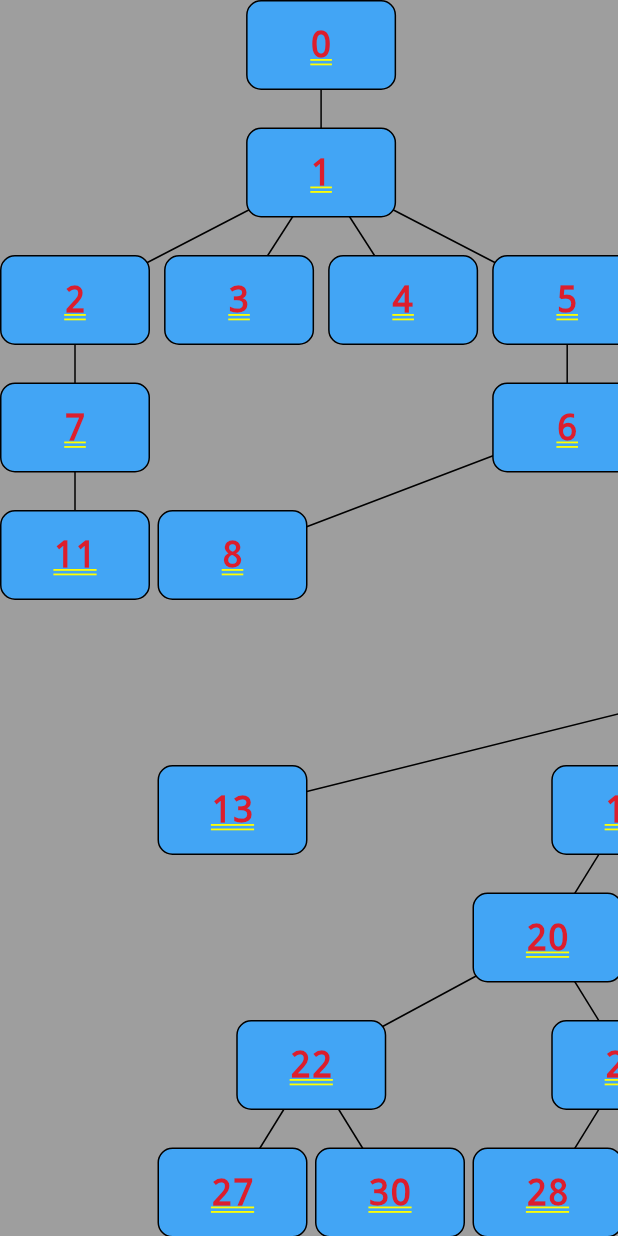
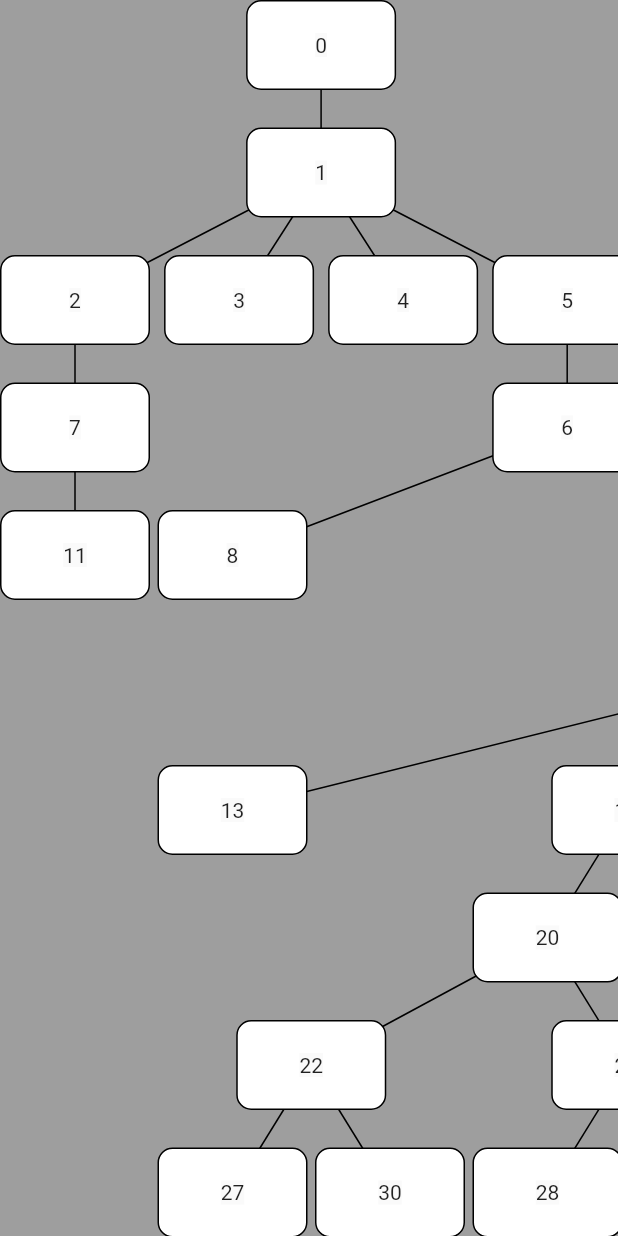
Before and after one commit to teodorov/ploeg_tree_layout, a Flutter app: the screen it shows after launch, on a phone screen of 412 x 824 dp. Run offline on Flutter 3.47's test engine with Material 2 defaults, Android fonts, the phone set to English and light mode, and no system bars.

Commit message:
cleaned the example, added screenshot

```diff
--- a/example/lib/main.dart
+++ b/example/lib/main.dart
@@ -10,22 +10,11 @@ void main() {
 
 class MyApp extends StatelessWidget {
   const MyApp({super.key});
-
-  // This widget is the root of your application.
   @override
   Widget build(BuildContext context) {
     return MaterialApp(
       title: 'Flutter Demo',
       theme: ThemeData(
-        // This is the theme of your application.
-        //
-        // Try running your application with "flutter run". You'll see the
-        // application has a blue toolbar. Then, without quitting the app, try
-        // changing the primarySwatch below to Colors.green and then invoke
-        // "hot reload" (press "r" in the console where you ran "flutter run",
-        // or simply save your changes to "hot reload" in a Flutter IDE).
-        // Notice that the counter didn't reset back to zero; the application
-        // is not restarted.
         primarySwatch: Colors.blue,
       ),
       home: const GraphScene(),
@@ -129,17 +118,12 @@ class NodeWidget extends StatelessWidget {
         width: size.width,
         height: size.height,
         decoration: BoxDecoration(
-          color: Colors.blue[400],
+          color: Colors.white,
           border: Border.all(width: 1),
           shape: BoxShape.rectangle,
           borderRadius: BorderRadius.circular(10),
         ),
-        child: Center(
-          child: Text(
-            '$node',
-            textScaleFactor: 0.5,
-          ),
-        ),
+        child: Center(child: Material(child: Text('$node'))),
       ),
     );
   }
--- a/pubspec.yaml
+++ b/pubspec.yaml
@@ -1,6 +1,6 @@
 name: ploeg_tree_layout
 description: A dart implementation of the Ploeg Non-layerd Tidy Tree Layout.
-version: 1.0.1
+version: 1.0.2
 homepage: https://github.com/teodorov/ploeg_tree_layout
 
 environment:
```
Also changed, not shown: example/screen.png (added), 2 other files.
